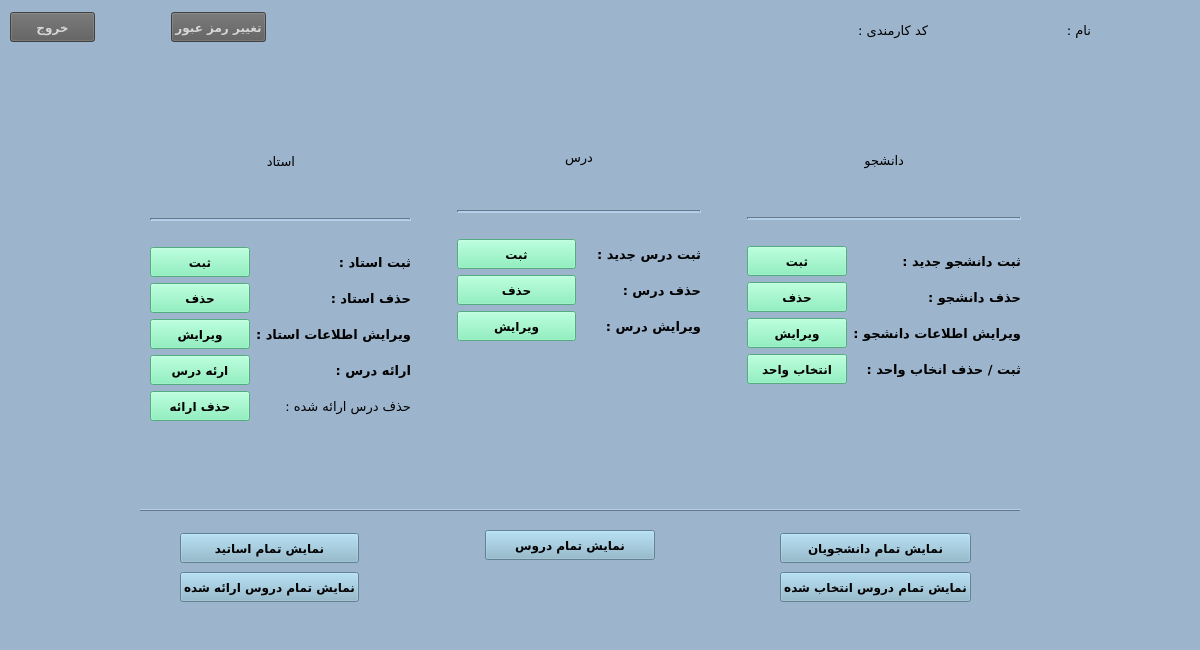
This is employeemainwindow.ui in AliRn76/Student-Portal as Qt 5 draws it before an edit. The edited form follows.
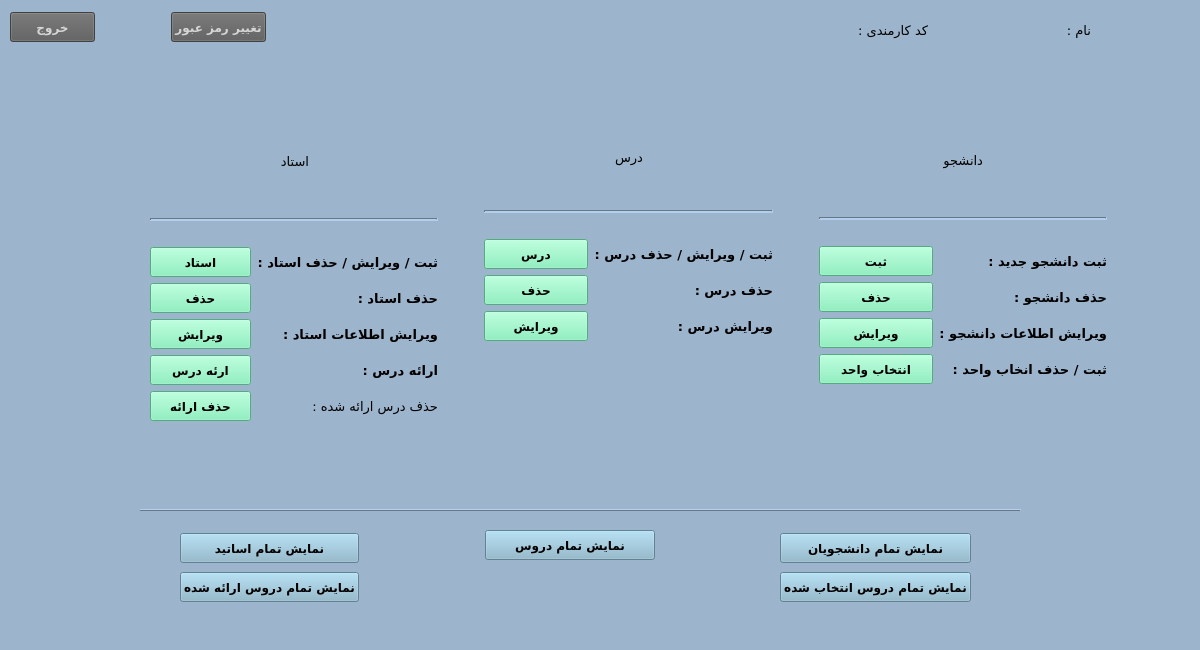
This is the edited form.

Diff of the .ui file:
```diff
--- a/employeemainwindow.ui
+++ b/employeemainwindow.ui
@@ -328,7 +328,7 @@
      <rect>
       <x>150</x>
       <y>110</y>
-      <width>871</width>
+      <width>957</width>
       <height>311</height>
      </rect>
     </property>
@@ -425,7 +425,7 @@
               <string notr="true">background-color:rgb(118, 240, 179)</string>
              </property>
              <property name="text">
-              <string>ثبت</string>
+              <string>استاد</string>
              </property>
             </widget>
            </item>
@@ -540,7 +540,7 @@
               </font>
              </property>
              <property name="text">
-              <string>ثبت استاد :</string>
+              <string>ثبت / ویرایش / حذف استاد :</string>
              </property>
             </widget>
            </item>
@@ -729,7 +729,7 @@
               <string notr="true">background-color:rgb(118, 240, 179)</string>
              </property>
              <property name="text">
-              <string>ثبت</string>
+              <string>درس</string>
              </property>
             </widget>
            </item>
@@ -796,7 +796,7 @@
               </font>
              </property>
              <property name="text">
-              <string>ثبت درس جدید :</string>
+              <string>ثبت / ویرایش / حذف درس :</string>
              </property>
             </widget>
            </item>
```
